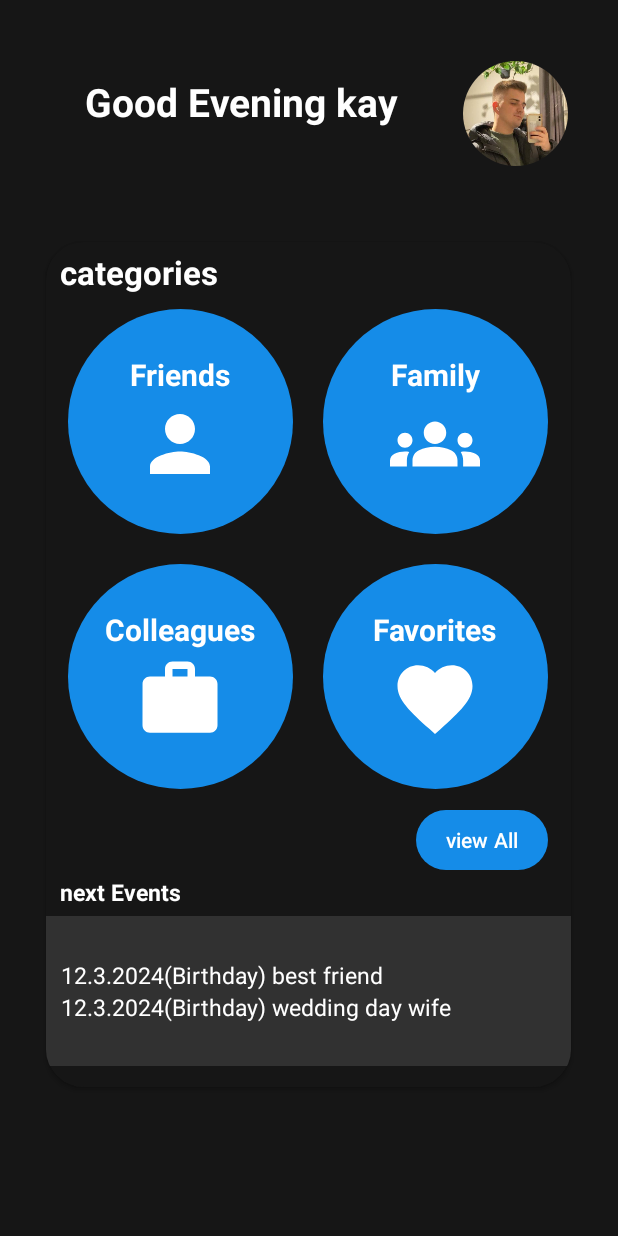
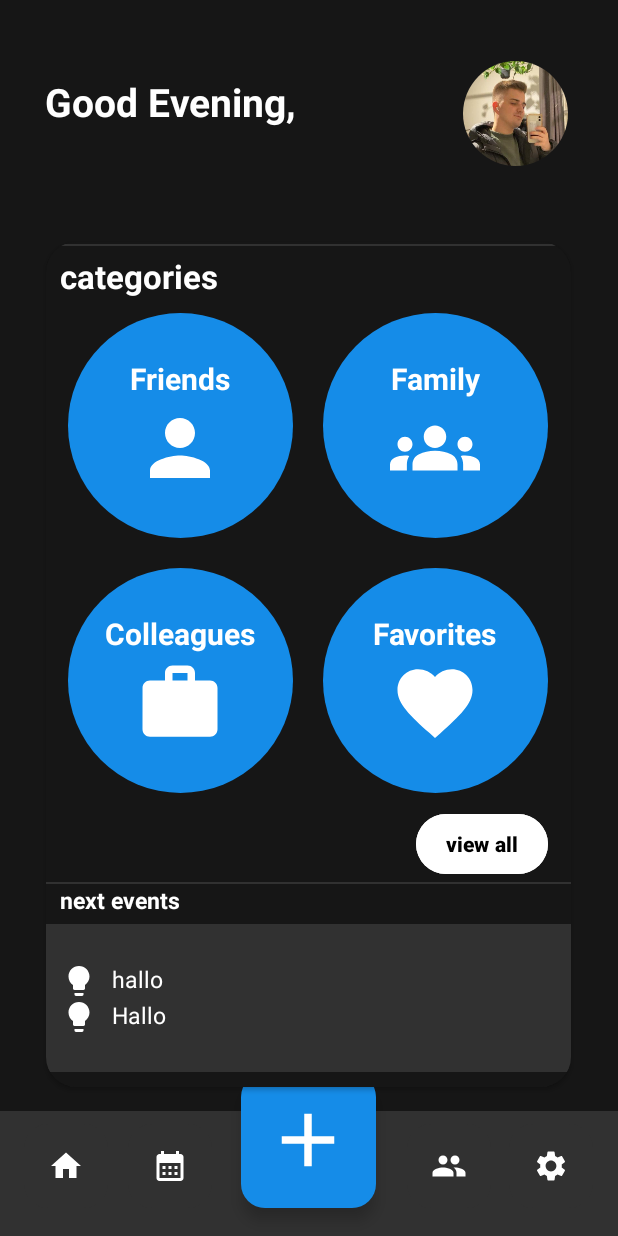
Before and after one commit to Soworage/PresentPal, an Android app: the MainActivity screen opened directly, with no data from a screen before it, on a phone screen of 412 x 824 dp. Run offline under Robolectric (Android 15) with nearby library versions, the phone set to English and light mode, and no system bars; our stand-ins replace CircleImageView, Room's generated code, data binding.

Commit message:
updated navbar and added navigationhandler

```diff
--- a/app/src/main/java/com/example/presentpal/db/dao/EventDao.java
+++ b/app/src/main/java/com/example/presentpal/db/dao/EventDao.java
@@ -40,6 +40,10 @@ public interface EventDao {
     @Query("SELECT e.*, p.*  FROM event e INNER JOIN person p ON e.personId = p.id WHERE e.closed = 0 ORDER BY e.personId ASC, e.date ASC")
     List<EventJoinPerson> getAllEventsWithPerson();
 
+        @Query("SELECT * FROM event INNER JOIN person ON event.personID = person.id ORDER BY date ASC")
+        LiveData<List<EventJoinPerson>> getUpcomingEvents();
+
+
     @Query("SELECT  \n" +
             "    e.*,\n" +
             "     (SELECT COUNT(*) FROM presentIdea pi1 WHERE pi1.personId = :personId AND pi1.eventId is Null OR pi1.eventId = e.eid AND pi1.isPresent = 0 ) as ideas,  \n" +
--- /dev/null
+++ b/app/src/main/java/com/example/presentpal/navigation/NavigationHandler.java
@@ -0,0 +1,6 @@
+package com.example.presentpal.navigation;
+
+public interface NavigationHandler {
+    void navigateToMainScreenActivity();
+    void navigateToShowOptionsDialog();
+}
--- a/app/src/main/java/com/example/presentpal/view/CatergoryActivity.java
+++ b/app/src/main/java/com/example/presentpal/view/CatergoryActivity.java
@@ -28,7 +28,7 @@ public class CatergoryActivity extends AppCompatActivity {
         binding = DataBindingUtil.setContentView(this,R.layout.activity_catergory);
         categoryViewModel = new ViewModelProvider(this).get(CategoryViewModel.class);
         categoryViewModel.category.setValue(getIntent().getStringExtra("category"));
-        categoryViewModel.getEventsWithPerson();
+      //  categoryViewModel.getEventsWithPerson();
         binding.setLifecycleOwner(this);
         binding.setCategoryViewModel(categoryViewModel);
 
--- a/app/src/main/java/com/example/presentpal/view/MainActivity.java
+++ b/app/src/main/java/com/example/presentpal/view/MainActivity.java
@@ -2,26 +2,32 @@ package com.example.presentpal.view;
 
 import android.content.Intent;
 import android.os.Bundle;
+import android.util.Log;
 import android.view.View;
 import android.widget.ImageButton;
 import android.widget.Toast;
 
 import androidx.appcompat.app.AppCompatActivity;
 import androidx.databinding.DataBindingUtil;
+import androidx.lifecycle.LiveData;
+import androidx.lifecycle.MutableLiveData;
 import androidx.lifecycle.ViewModelProvider;
 
 import com.example.presentpal.R;
 import com.example.presentpal.databinding.ActivityMainBinding;
+import com.example.presentpal.db.EventJoinPerson;
+import com.example.presentpal.view.fragment.NavbarFragment;
 import com.example.presentpal.viewmodel.CategoryViewModel;
 import com.example.presentpal.viewmodel.LoginScreenViewModel;
 import com.example.presentpal.viewmodel.MainActivityViewModel;
+
+import java.text.SimpleDateFormat;
+import java.util.Locale;
 
 public class MainActivity extends AppCompatActivity {
 
     private MainActivityViewModel mainActivityViewModel;
     private ActivityMainBinding activityMainBinding;
-
-
 
 
     @Override
@@ -31,7 +37,11 @@ public class MainActivity extends AppCompatActivity {
         mainActivityViewModel = new ViewModelProvider(this).get(MainActivityViewModel.class);
         activityMainBinding.setMainActivityViewModel(mainActivityViewModel);
         activityMainBinding.setLifecycleOwner(this);
-
+        if (savedInstanceState == null) {
+            getSupportFragmentManager().beginTransaction()
+                    .add(R.id.fragmentContainer, new NavbarFragment())
+                    .commit();
+        }
         mainActivityViewModel.selectedCategory.observe(this, category -> {
             if (category != null) {
                 navigateToCategoryActivity(category);
@@ -44,4 +54,18 @@ public class MainActivity extends AppCompatActivity {
         intent.putExtra("category", category);
         startActivity(intent);
     }
+
+//        public LiveData<String> getFormattedEvent ( int eventIndex){
+//            MutableLiveData<String> formattedEvent = new MutableLiveData<>();
+//            upcomingEvents.observeForever(events -> {
+//                if (events != null && events.size() > eventIndex) {
+//                    Event event = events.get(eventIndex);
+//                    String formatted = event.getTitle() + ", " + event.integerToDate(event.getDate()) + " (" + event.getPersonNickname() + ")";
+//                    formattedEvent.setValue(formatted);
+//                } else {
+//                    formattedEvent.setValue("Keine weiteren Events");
+//                }
+//            });
+//            return formattedEvent;
+//        }
 }
--- a/app/src/main/java/com/example/presentpal/viewmodel/MainActivityViewModel.java
+++ b/app/src/main/java/com/example/presentpal/viewmodel/MainActivityViewModel.java
@@ -7,47 +7,63 @@ import androidx.annotation.NonNull;
 import androidx.lifecycle.AndroidViewModel;
 import androidx.lifecycle.LiveData;
 import androidx.lifecycle.MutableLiveData;
+import androidx.lifecycle.Transformations;
+
+import com.example.presentpal.db.Event;
+import com.example.presentpal.db.EventJoinPerson;
+import com.example.presentpal.db.Person;
+import com.example.presentpal.db.User;
+import com.example.presentpal.model.EventRepository;
+import com.example.presentpal.model.LogInRepository;
+
+import java.util.ArrayList;
+import java.util.List;
 
 public class MainActivityViewModel extends AndroidViewModel {
-//    public static class NavigationEvent {
-//        private String data; // Die Daten, die übermittelt werden sollen
-//
-//        public NavigationEvent(String data) {
-//            this.data = data;
-//        }
-//
-//        public String getData() {
-//            return data;
-//        }
-//    }
+
 
     private MutableLiveData<String> _selectedCategory = new MutableLiveData<>();
     public MutableLiveData<String> selectedCategory = _selectedCategory;
+    public LiveData<User> User;
+    private EventRepository eventRepository;
+    private LogInRepository logInRepository;
+
     public MainActivityViewModel(@NonNull Application application) {
         super(application);
+        logInRepository = new LogInRepository(application);
+        eventRepository = new EventRepository(application);
+        User = logInRepository.getUser();
+
     }
 
-//    public LiveData<NavigationEvent> getNavigateToCategoryScreen() {
-//        return navigateToCategoryScreen;
-//    }
+
 
     public void onCategorySelected(String category) {
         _selectedCategory.setValue(category);
-        Log.d("category", category);
+
     }
 
     public void selectFriendsCategory() {
         onCategorySelected("friends");
 
     }
-    public void selectFamilyCategory() {
+    public void selectAllCategory(){
+        onCategorySelected(null);
+
+    }
+
+
+        public void selectFamilyCategory () {
             onCategorySelected("family");
         }
-    public void selectColleagueCategory() {
+
+        public void selectColleagueCategory () {
             onCategorySelected("colleague");
         }
-    public void selectFavoriteCategory() {
+
+        public void selectFavoriteCategory () {
             onCategorySelected("favorites");
         }
 
+
     }
--- a/app/src/main/res/layout/activity_main.xml
+++ b/app/src/main/res/layout/activity_main.xml
@@ -11,22 +11,40 @@
         android:layout_width="match_parent"
         android:layout_height="match_parent"
         android:background="@color/darkGray"
-        android:outlineProvider="paddedBounds">
+        android:outlineProvider="paddedBounds"
 
+        >
         <TextView
             android:id="@+id/textView6"
             android:layout_width="wrap_content"
             android:layout_height="wrap_content"
-            android:text="Good Evening kay"
+            android:text="@string/good_evening"
             android:textColor="@color/white"
             android:textSize="26sp"
             android:textStyle="bold"
             app:layout_constraintBottom_toBottomOf="parent"
             app:layout_constraintEnd_toEndOf="parent"
-            app:layout_constraintHorizontal_bias="0.278"
+            app:layout_constraintHorizontal_bias="0.122"
+            app:layout_constraintStart_toStartOf="parent"
+            app:layout_constraintTop_toTopOf="parent"
+            app:layout_constraintVertical_bias="0.063"
+            />
+
+        <TextView
+            android:id="@+id/textView66"
+            android:layout_width="wrap_content"
+            android:layout_height="wrap_content"
+            android:text="@{mainActivityViewModel.User.person.nickname}"
+            android:textColor="@color/white"
+            android:textSize="26sp"
+            android:textStyle="bold"
+            app:layout_constraintBottom_toBottomOf="parent"
+            app:layout_constraintEnd_toEndOf="parent"
+            app:layout_constraintHorizontal_bias="0.584"
             app:layout_constraintStart_toStartOf="parent"
             app:layout_constraintTop_toTopOf="parent"
             app:layout_constraintVertical_bias="0.063" />
+
 
         <de.hdodenhof.circleimageview.CircleImageView
             android:id="@+id/imageView3"
@@ -50,25 +68,35 @@
             android:layout_marginEnd="16dp"
             android:outlineProvider="background"
             app:cardBackgroundColor="@color/darkGray"
-            app:cardCornerRadius="25dp"
+            app:cardCornerRadius="20dp"
+            app:strokeWidth="4dp"
+            app:strokeColor="@color/lightGray"
             app:layout_constraintBottom_toBottomOf="parent"
             app:layout_constraintEnd_toEndOf="parent"
             app:layout_constraintHorizontal_bias="0.482"
             app:layout_constraintStart_toStartOf="parent"
             app:layout_constraintTop_toTopOf="parent"
-            app:layout_constraintVertical_bias="0.619">
+            app:layout_constraintVertical_bias="0.619"
+            >
 
             <LinearLayout
                 android:layout_width="match_parent"
-                android:layout_height="wrap_content"
-                android:orientation="vertical">
+                android:layout_height="553dp"
+                android:orientation="vertical"
+                android:outlineProvider="none">
+
+                <View
+                    android:layout_width="match_parent"
+                    android:layout_height="1dp"
+                    android:layout_marginTop="1dp"
+                    android:background="@color/lightGray" />
 
                 <TextView
                     android:layout_width="wrap_content"
                     android:layout_height="wrap_content"
-                    android:layout_marginLeft="9dp"
+                    android:layout_marginStart="9dp"
                     android:layout_marginTop="5dp"
-                    android:text="categories"
+                    android:text="@string/categories"
                     android:textColor="@color/white"
                     android:textSize="22sp"
                     android:textStyle="bold">
@@ -83,7 +111,7 @@
                     android:orientation="horizontal">
 
                     <FrameLayout
-                        android:id="@+id/frameLayout34"
+
                         android:layout_width="170dp"
                         android:layout_height="170dp"
                         android:padding="10dp"
@@ -96,7 +124,7 @@
 
 
                         <ImageButton
-                            android:id="@+id/imageButton12"
+                            android:id="@+id/friendsButton"
                             android:layout_width="match_parent"
                             android:layout_height="match_parent"
                             android:layout_gravity="center"
@@ -117,7 +145,7 @@
                             android:layout_height="wrap_content"
                             android:layout_gravity="top|center"
                             android:layout_marginTop="30dp"
-                            android:text="Friends"
+                            android:text="@string/friends"
                             android:textColor="@color/white"
                             android:textSize="20sp"
                             android:textStyle="bold" />
@@ -125,7 +153,6 @@
                     </FrameLayout>
 
                     <FrameLayout
-                        android:id="@+id/frameLayout3"
                         android:layout_width="170dp"
                         android:layout_height="170dp"
                         android:padding="10dp"
@@ -138,14 +165,14 @@
 
 
                         <ImageButton
-                            android:id="@+id/imageButton112"
+                            android:id="@+id/familyImageButton"
                             android:layout_width="match_parent"
                             android:layout_height="match_parent"
                             android:layout_gravity="center"
                             android:background="@drawable/round_button"
                             android:onClick="@{() -> mainActivityViewModel.selectFamilyCategory()}"
                             android:padding="150dp" />
-                        />
+
 
                         <ImageView
                             android:layout_width="60dp"
@@ -176,7 +203,7 @@
                     android:orientation="horizontal">
 
                     <FrameLayout
-                        android:id="@+id/frameLayout344"
+
                         android:layout_width="170dp"
                         android:layout_height="170dp"
                         android:padding="10dp"
@@ -189,14 +216,14 @@
 
 
                         <ImageButton
-                            android:id="@+id/imageButton152"
+                            android:id="@+id/colleaguesImageButton"
                             android:layout_width="match_parent"
                             android:layout_height="match_parent"
                             android:layout_gravity="center"
                             android:background="@drawable/round_button"
                             android:onClick="@{() -> mainActivityViewModel.selectColleagueCategory()}"
                             android:padding="150dp" />
-                        />
+
 
                         <ImageView
                             android:layout_width="60dp"
@@ -218,7 +245,7 @@
                     </FrameLayout>
 
                     <FrameLayout
-                        android:id="@+id/frameLayout53"
+
                         android:layout_width="170dp"
                         android:layout_height="170dp"
                         android:padding="10dp"
@@ -267,16 +294,27 @@
                     android:layout_height="wrap_content"
                     android:layout_gravity="end"
                     android:layout_marginEnd="15dp"
+                    android:backgroundTint="@color/white"
                     android:padding="5dp"
-                    android:text="view All">
+                    android:text="@string/view_all"
+                    android:onClick="@{() -> mainActivityViewModel.selectAllCategory()}"
+                    android:textColor="@color/black"
+                    android:textStyle="bold">
 
                 </Button>
+
+                <View
+                    android:id="@+id/view"
+                    android:layout_width="match_parent"
+                    android:layout_height="1dp"
+                    android:layout_marginTop="1dp"
+                    android:background="@color/lightGray" />
 
                 <TextView
                     android:layout_width="wrap_content"
                     android:layout_height="wrap_content"
                     android:layout_marginStart="9dp"
-                    android:text="next Events"
+                    android:text="@string/next_events"
                     android:textColor="@color/white"
                     android:textSize="15sp"
                     android:textStyle="bold">
@@ -292,22 +330,30 @@
                     android:orientation="vertical">
 
                     <TextView
+                        android:id="@+id/event1TextView"
+
                         android:layout_width="wrap_content"
                         android:layout_height="wrap_content"
-                        android:layout_marginLeft="10dp"
-                        android:text="12.3.2024(Birthday) best friend"
+                        android:layout_marginStart="10dp"
                         android:textColor="@color/white"
-                        android:textSize="15sp">
+                        android:textSize="15sp"
+                        android:text="hallo"
+                        android:drawablePadding="10dp"
+                        app:drawableLeftCompat="@drawable/baseline_lightbulb_24"
+                        >
 
                     </TextView>
 
                     <TextView
+                        android:id="@+id/event2TextView"
+
                         android:layout_width="wrap_content"
                         android:layout_height="wrap_content"
                         android:layout_marginLeft="10dp"
-                        android:text="12.3.2024(Birthday) wedding day wife"
+                        android:drawablePadding="10dp"
                         android:textColor="@color/white"
-
+                        android:text="Hallo"
+                        app:drawableLeftCompat="@drawable/baseline_lightbulb_24"
                         android:textSize="15sp">
 
                     </TextView>
@@ -317,7 +363,16 @@
 
 
             </LinearLayout>
+
         </androidx.cardview.widget.CardView>
+
+        <FrameLayout
+            android:id="@+id/fragmentContainer"
+            android:layout_width="match_parent"
+            android:layout_height="match_parent" >
+
+        </FrameLayout>
+
 
 
     </androidx.constraintlayout.widget.ConstraintLayout>
--- a/app/src/main/res/layout/fragment_navbar.xml
+++ b/app/src/main/res/layout/fragment_navbar.xml
@@ -1,12 +1,26 @@
-<?xml version="1.0" encoding="utf-8"?>
-<androidx.constraintlayout.widget.ConstraintLayout xmlns:android="http://schemas.android.com/apk/res/android"
-    xmlns:app="http://schemas.android.com/apk/res-auto"
-    xmlns:tools="http://schemas.android.com/tools"
+<layout xmlns:android="http://schemas.android.com/apk/res/android"
+    xmlns:app="http://schemas.android.com/apk/res-auto">
+
+    <data>
+        <variable
+            name="navigationHandler"
+            type="com.example.presentpal.navigation.NavigationHandler" />
+    </data>
+
+    <androidx.constraintlayout.widget.ConstraintLayout
     android:id="@+id/frameLayout"
     android:layout_width="match_parent"
-    android:layout_height="match_parent"
-    tools:context=".view.fragment.NavbarFragment">
+    android:layout_height="match_parent">
 
+
+    <androidx.viewpager2.widget.ViewPager2
+        android:id="@+id/viewpager"
+        android:layout_width="match_parent"
+        android:layout_height="match_parent"
+        app:layout_constraintBottom_toTopOf="@id/home_button"
+        app:layout_constraintLeft_toLeftOf="parent"
+        app:layout_constraintRight_toRightOf="parent"
+        app:layout_constraintTop_toTopOf="parent"/>
 
     <com.google.android.material.appbar.MaterialToolbar
         android:id="@+id/materialToolbar"
@@ -47,6 +61,7 @@
         android:contentDescription="@string/camera_button_to_add_a_picture"
         android:importantForAccessibility="no"
         android:src="@drawable/baseline_add_24"
+        android:onClick="@{() -> navigationHandler.navigateToShowOptionsDialog()}"
         app:layout_constraintBottom_toBottomOf="parent"
         app:layout_constraintEnd_toEndOf="parent"
         app:layout_constraintHorizontal_bias="0.498"
@@ -98,6 +113,7 @@
         android:backgroundTint="@color/lightGray"
         android:contentDescription="@string/camera_button_to_add_a_picture"
         android:importantForAccessibility="no"
+        android:onClick="@{() -> navigationHandler.navigateToMainScreenActivity()}"
         android:src="@drawable/baseline_home_24"
         app:elevation="0dp"
         app:layout_constraintBottom_toBottomOf="parent"
@@ -110,3 +126,4 @@
 
 
 </androidx.constraintlayout.widget.ConstraintLayout>
+  </layout>
--- a/app/src/main/res/values/strings.xml
+++ b/app/src/main/res/values/strings.xml
@@ -31,7 +31,17 @@
     <string name="family">Family</string>
     <string name="colleagues">Colleagues</string>
     <string name="favorites">Favorites</string>
-    <string name="person_no_interests_hint">"No entries...\n\n(You can add further information via \"Edit profile\") "</string>
+    <string name="home" translatable="false">Home\n</string>
+    <string name="cancel">cancel</string>
+    <string name="insert_a_new_person">Insert a new person</string>
+    <string name="insert_a_new_event">Insert a new event</string>
+    <string name="insert_a_new_present_idea">Insert a new present idea</string>
+    <string name="choose_an_action">choose an action</string>
+    <string name="good_evening">Good Evening,</string>
+    <string name="view_all">view all</string>
+    <string name="friends">Friends</string>
+    <string name="next_events">next events</string>
+    <string name="person_no_interests_hint">person has no interests\n</string>
 
     <!--Register Screen end-->
 
```
Also changed, not shown: app/src/main/java/com/example/presentpal/db/Event.java (+20 -0 lines), app/src/main/java/com/example/presentpal/view/fragment/NavbarFragment.java (+63 -42 lines), app/src/main/java/com/example/presentpal/viewmodel/CategoryViewModel.java (+5 -5 lines), 2 other files. Lines whose indentation alone changed are shown as unchanged.
